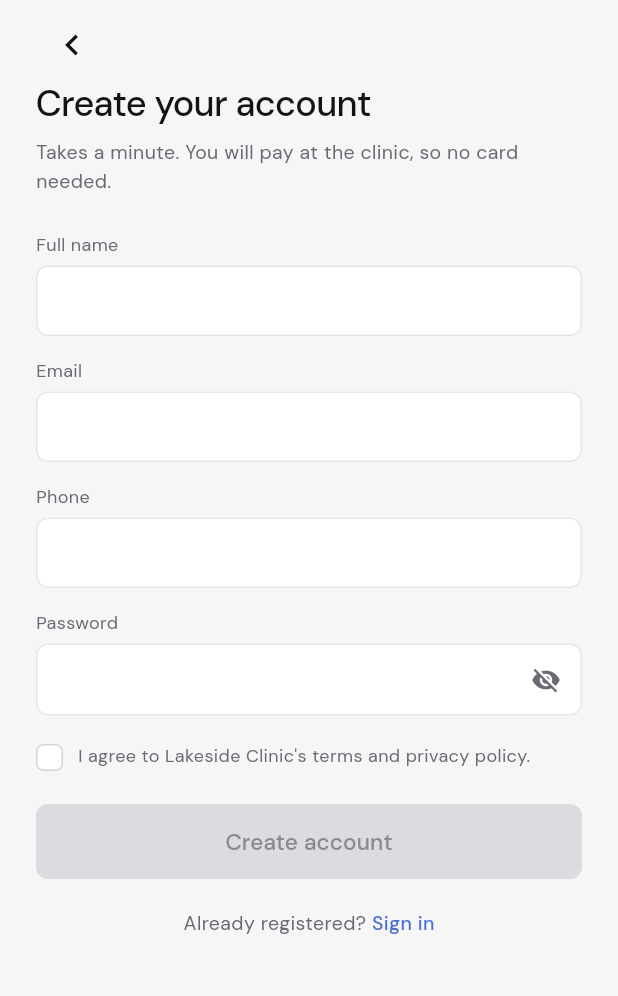
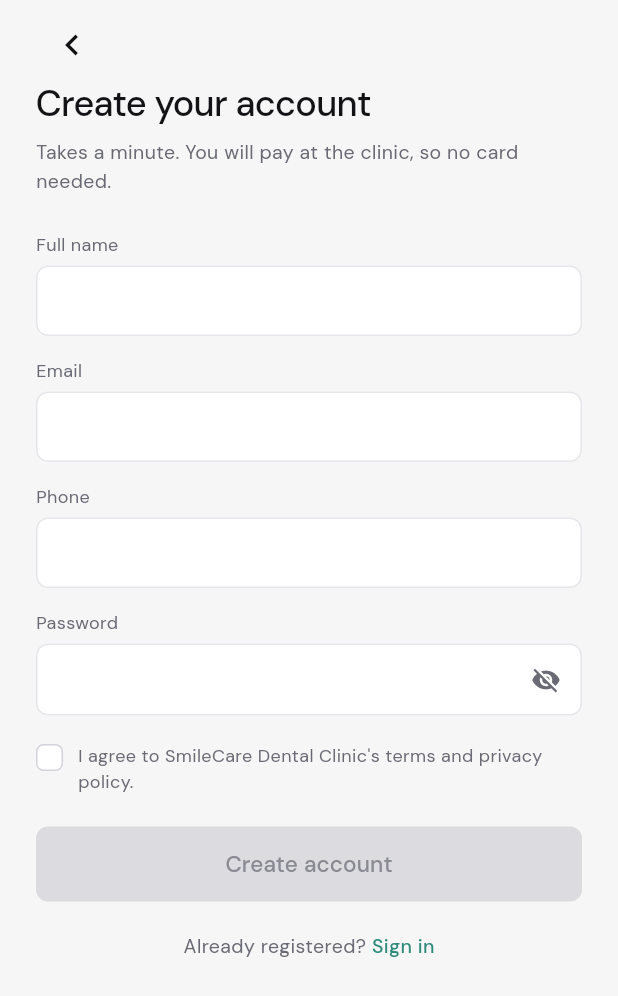
Before and after one commit to samarhanysalem/My_flutter_app, a Flutter app: the RegisterView screen opened directly, on a phone screen of 412 x 824 dp. Shown: the top 996 px of the screen. Run offline on Flutter 3.47's test engine with Material 3 defaults, Android fonts, the phone set to English and light mode, and no system bars; our stand-ins replace cloud_firestore, firebase_auth, firebase_core, google_fonts, web; missing offline and left inert: dart:js_interop, firebase_core_platform_interface; accounts and stored records are empty.

Commit message:
Apply SmileCare Dental test brand config end-to-end
Applies docs/customer_brand_requirements_template.md's SmileCare Dental
test profile to verify the white-label workflow works end-to-end:

- AppConfig: appName/displayName -> "SmileCare Dental", companyName ->
  "SmileCare Dental Clinic", primaryColor -> #2E8B7A (teal), accentColor
  -> #F4A340 (orange), secondaryColor/tertiaryColor -> #FFFFFF/#1A1A1A,
  support email/phone updated. fontFamily left at the default per the
  form. multipleClinicLocationsEnabled left false ("standard booking flow
  only" per the form's feature toggles).
- assets/branding/logo.png and app_icon.png: a generated placeholder
  tooth icon (teal background, white glyph) standing in for the
  "placeholder — simple tooth/smile icon" the form asked for. Wired
  assets/branding/ into pubspec.yaml's assets: list now that real files
  exist, and updated the README since it no longer needs a per-customer
  pubspec edit.
- Updated the two tests that hardcoded the old brand: widget_test.dart's
  post-signup assertion now checks AppConfig.displayName instead of a
  literal string, and app_logo_mark_test.dart now covers the
  asset-present path (previously the only path it could exercise, since
  no real logo.png existed yet) plus the error-fallback path directly.

Intentionally NOT changed for this test, with reasoning:
- Firebase project: the form asks for a separate "smilecare-dental-test"
  project, but creating one requires Firebase console/API access this
  session doesn't have. Regenerating firebase_options.dart with
  placeholder credentials would break Firebase.initializeApp() at
  startup, breaking the entire deployed app. Kept the existing working
  Firebase config so this test build actually runs.
- Firestore pre-load data (sample dentists): no screen in the app queries
  Firestore for a doctor list yet (Home is still the starter counter
  screen), so there's nothing to display it and no code path to wire it
  into.
- Package name / bundle ID: irrelevant to a GitHub Pages web deploy and
  changing it (Android applicationId/package rename, iOS bundle ID)
  touches native project files well beyond this UI rebrand test's scope.
- Store listing description/screenshots: store-console assets, not code.

Co-Authored-By: Claude Sonnet 5 <noreply@anthropic.com>
Claude-Session: https://claude.ai/code/session_0116hh8G1CEdFdevvu5g6h5Q

```diff
--- a/lib/config/app_config.dart
+++ b/lib/config/app_config.dart
@@ -14,33 +14,35 @@ class AppConfig {
   const AppConfig._();
 
   /// The OS-level app name: task switcher, browser tab, `MaterialApp.title`.
-  static const String appName = 'Doctor Appointment App';
+  static const String appName = 'SmileCare Dental';
 
   /// The in-app display name (app bars, about screens). Usually the same as
   /// [appName], kept separate in case a customer wants a shorter in-app
   /// label than their full store-listing name.
-  static const String displayName = 'Doctor Appointment App';
+  static const String displayName = 'SmileCare Dental';
 
   /// The clinic/company this build represents — used in headers, about
   /// screens, and copy like "Sign in to book with the [companyName] team."
-  static const String companyName = 'Lakeside Clinic';
+  static const String companyName = 'SmileCare Dental Clinic';
 
   /// Primary brand color: CTAs, links, active/selected states.
-  static const Color primaryColor = Color(0xFF4C6FD4);
+  static const Color primaryColor = Color(0xFF2E8B7A);
 
   /// Secondary/tint brand color: light backgrounds behind primary-colored
   /// icons, badges, and highlights. Not yet consumed by any built screen —
   /// reserved for Home/Booking/etc. (e.g. the specialty shortcuts on Home)
   /// per the design handoff, so those screens have a token to build against
   /// from day one instead of introducing their own.
-  static const Color accentColor = Color(0xFFEAF1FD);
+  static const Color accentColor = Color(0xFFF4A340);
 
   /// Optional extra brand colors from a customer's existing style guide.
-  /// Null unless a customer's intake form specifies one; nothing currently
-  /// reads these, but they exist so there's somewhere to put a value the
-  /// intake form collects instead of it being dropped on the floor.
-  static const Color? secondaryColor = null;
-  static const Color? tertiaryColor = null;
+  /// Left null when a customer's intake form doesn't specify one — the
+  /// nullable type is intentional even when, as here, this build's value
+  /// happens to be set, so it stays `Color?` across edits.
+  // ignore: unnecessary_nullable_for_final_variable_declarations
+  static const Color? secondaryColor = Color(0xFFFFFFFF);
+  // ignore: unnecessary_nullable_for_final_variable_declarations
+  static const Color? tertiaryColor = Color(0xFF1A1A1A);
 
   /// Google Fonts family name used throughout the app via AppTheme (e.g.
   /// 'DM Sans', 'Inter', 'Poppins'). Only change this if a customer's brand
@@ -53,8 +55,8 @@ class AppConfig {
   static const String logoAssetPath = 'assets/branding/logo.png';
 
   /// Support contact shown on about/help screens, if/when one exists.
-  static const String supportEmail = 'support@lakesideclinic.example';
-  static const String supportPhone = '+1 (555) 010-0100';
+  static const String supportEmail = 'support@smilecaredental.test';
+  static const String supportPhone = '+1 555 010 2938';
 
   // --- Feature toggles ---------------------------------------------------
   // Customer-specific behavior differences belong here as flags that
--- a/pubspec.yaml
+++ b/pubspec.yaml
@@ -93,6 +93,10 @@ flutter:
   # the material Icons class.
   uses-material-design: true
 
+  # Per-customer swappable branding assets — see assets/branding/README.md.
+  assets:
+    - assets/branding/
+
   # To add assets to your application, add an assets section, like this:
   # assets:
   #   - images/a_dot_burr.jpeg
```
Also changed, not shown: assets/branding/app_icon.png (added), assets/branding/logo.png (added), 3 other files.
